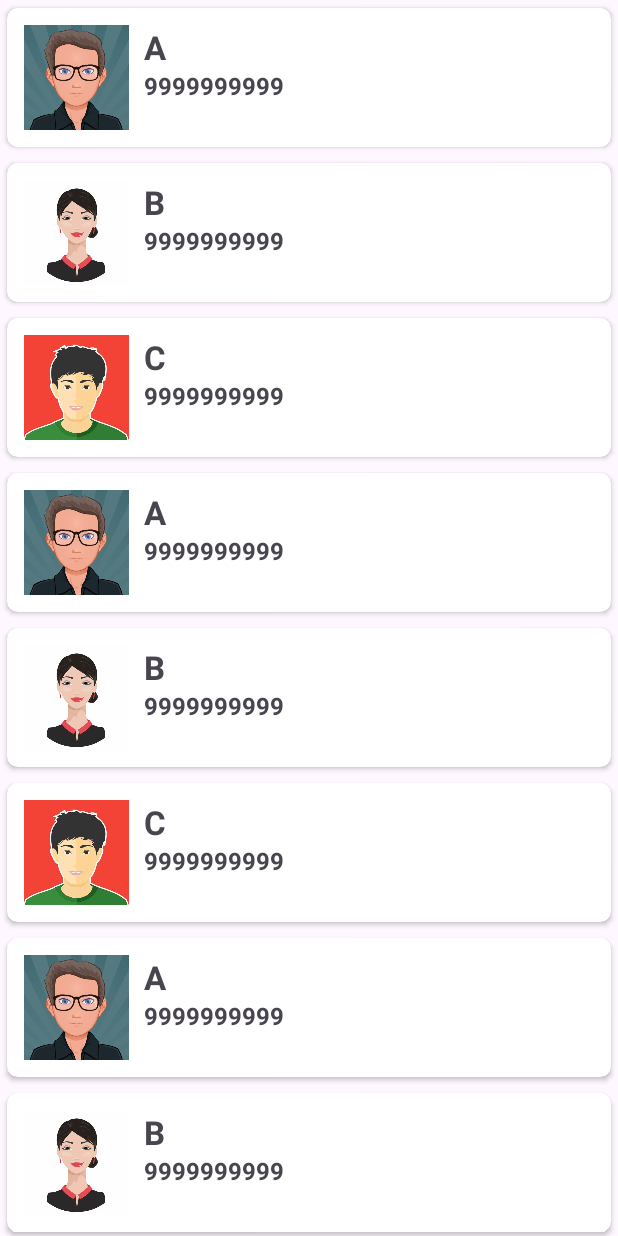
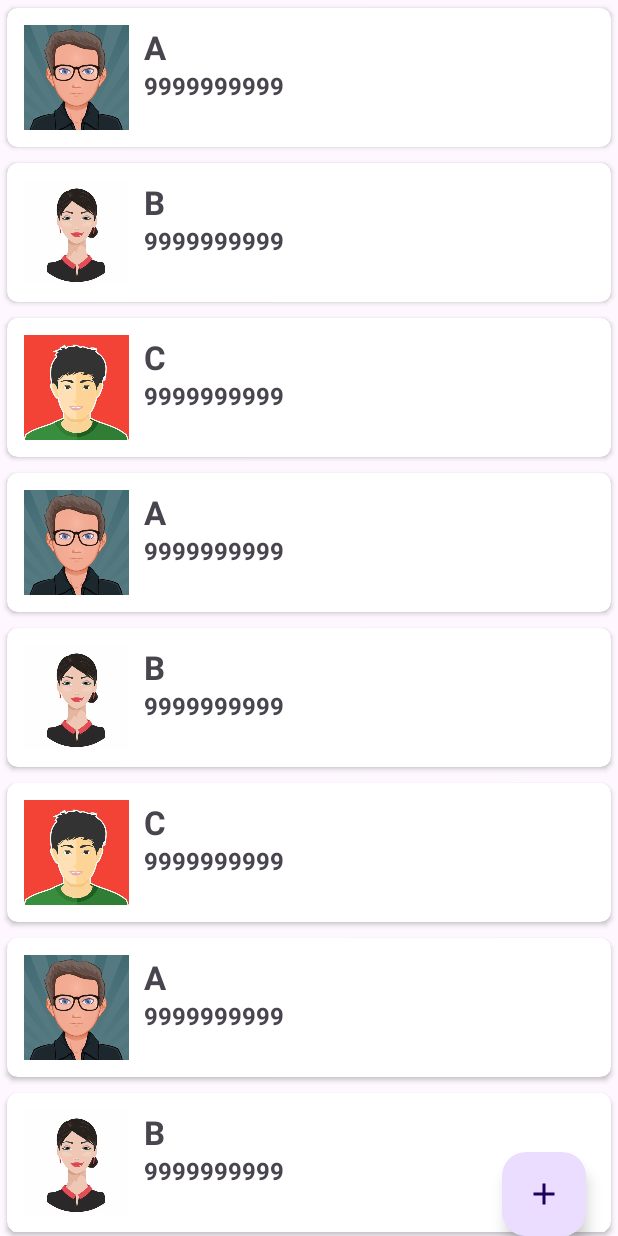
Before and after one commit to chanchaljai/RecView_Card, an Android app: the screen it shows after launch (MainActivity), on a phone screen of 412 x 824 dp. Run offline under Robolectric (Android 15) with nearby library versions, the phone set to English and light mode, and no system bars.

```diff
--- a/app/src/main/java/com/example/rec1/ContactModel.java
+++ b/app/src/main/java/com/example/rec1/ContactModel.java
@@ -9,4 +9,10 @@ public class ContactModel {
         this.name = name;
         this.number = number;
     }
+    public ContactModel(String name, String number) {
+        this.name = name;
+        this.number = number;
+    }
+
+
 }
--- a/app/src/main/java/com/example/rec1/MainActivity.java
+++ b/app/src/main/java/com/example/rec1/MainActivity.java
@@ -5,17 +5,61 @@ import androidx.recyclerview.widget.GridLayoutManager;
 import androidx.recyclerview.widget.LinearLayoutManager;
 import androidx.recyclerview.widget.RecyclerView;
 
+import android.app.Dialog;
 import android.os.Bundle;
+import android.view.View;
+import android.widget.Button;
+import android.widget.EditText;
+import android.widget.Toast;
+
+import com.google.android.material.floatingactionbutton.FloatingActionButton;
 
 import java.util.ArrayList;
 
 public class MainActivity extends AppCompatActivity {
     ArrayList<ContactModel> arrContacts = new ArrayList<>();
+    RecyclerView recyclerView;
+    RecyclerContactAdapter adapter;
+    FloatingActionButton btnOpenDialog;
+
+
+
+
+
     @Override
     protected void onCreate(Bundle savedInstanceState) {
         super.onCreate(savedInstanceState);
         setContentView(R.layout.activity_main);
+        btnOpenDialog = findViewById(R.id.btnOpenDialog);
         RecyclerView recyclerView = findViewById(R.id.recyclerContact);
+
+        btnOpenDialog.setOnClickListener(new View.OnClickListener() {
+            @Override
+            public void onClick(View view) {
+                Dialog dialog = new Dialog(MainActivity.this);
+                dialog.setContentView(R.layout.add_update_lay);
+
+
+                EditText edtName = dialog.findViewById(R.id.edtName);
+                EditText edtNumber = dialog.findViewById(R.id.edtNumber);
+                Button btnAction = dialog.findViewById(R.id.btnAction);
+
+                btnAction.setOnClickListener(new View.OnClickListener() {
+                    @Override
+                    public void onClick(View view) {
+                        String name="",number="";
+                        name = edtName.getText().toString();
+                        number = edtNumber.getText().toString();
+                        arrContacts.add(new ContactModel(name,number));
+                        recyclerView.scrollToPosition(arrContacts.size()-1);
+                        dialog.dismiss();
+
+                    }
+                });
+                dialog.show();
+            }
+        });
+
         recyclerView.setLayoutManager(new LinearLayoutManager(this));
 
         arrContacts.add(new ContactModel(R.drawable.a,"A", "9999999999"));
--- /dev/null
+++ b/app/src/main/res/drawable/baseline_add_24.xml
@@ -0,0 +1,5 @@
+<vector android:height="24dp" android:tint="#181717"
+    android:viewportHeight="24" android:viewportWidth="24"
+    android:width="24dp" xmlns:android="http://schemas.android.com/apk/res/android">
+    <path android:fillColor="@android:color/white" android:pathData="M19,13h-6v6h-2v-6H5v-2h6V5h2v6h6v2z"/>
+</vector>
--- a/app/src/main/res/layout/activity_main.xml
+++ b/app/src/main/res/layout/activity_main.xml
@@ -1,14 +1,24 @@
 <?xml version="1.0" encoding="utf-8"?>
-<LinearLayout xmlns:android="http://schemas.android.com/apk/res/android"
+<RelativeLayout xmlns:android="http://schemas.android.com/apk/res/android"
     xmlns:app="http://schemas.android.com/apk/res-auto"
     xmlns:tools="http://schemas.android.com/tools"
     android:layout_width="match_parent"
-    android:layout_height="match_parent"
+    android:layout_height="wrap_content"
+    android:orientation="vertical"
     tools:context=".MainActivity">
 
     <androidx.recyclerview.widget.RecyclerView
+        android:id="@+id/recyclerContact"
         android:layout_width="match_parent"
+        android:layout_height="wrap_content"/>
+
+    <com.google.android.material.floatingactionbutton.FloatingActionButton
+        android:id="@+id/btnOpenDialog"
+        android:layout_width="wrap_content"
         android:layout_height="wrap_content"
-        android:id="@+id/recyclerContact"/>
+        android:layout_alignParentEnd="true"
+        android:layout_alignParentBottom="true"
+        android:layout_margin="21dp"
+        android:src="@drawable/baseline_add_24"/>
 
-</LinearLayout>
+</RelativeLayout>
--- a/app/src/main/res/values/strings.xml
+++ b/app/src/main/res/values/strings.xml
@@ -1,3 +1,4 @@
 <resources>
     <string name="app_name">Rec1</string>
+    <string name="todo">TODO</string>
 </resources>
```
Also changed, not shown: app/src/main/res/layout/add_update_lay.xml (added, +49 -0 lines).
